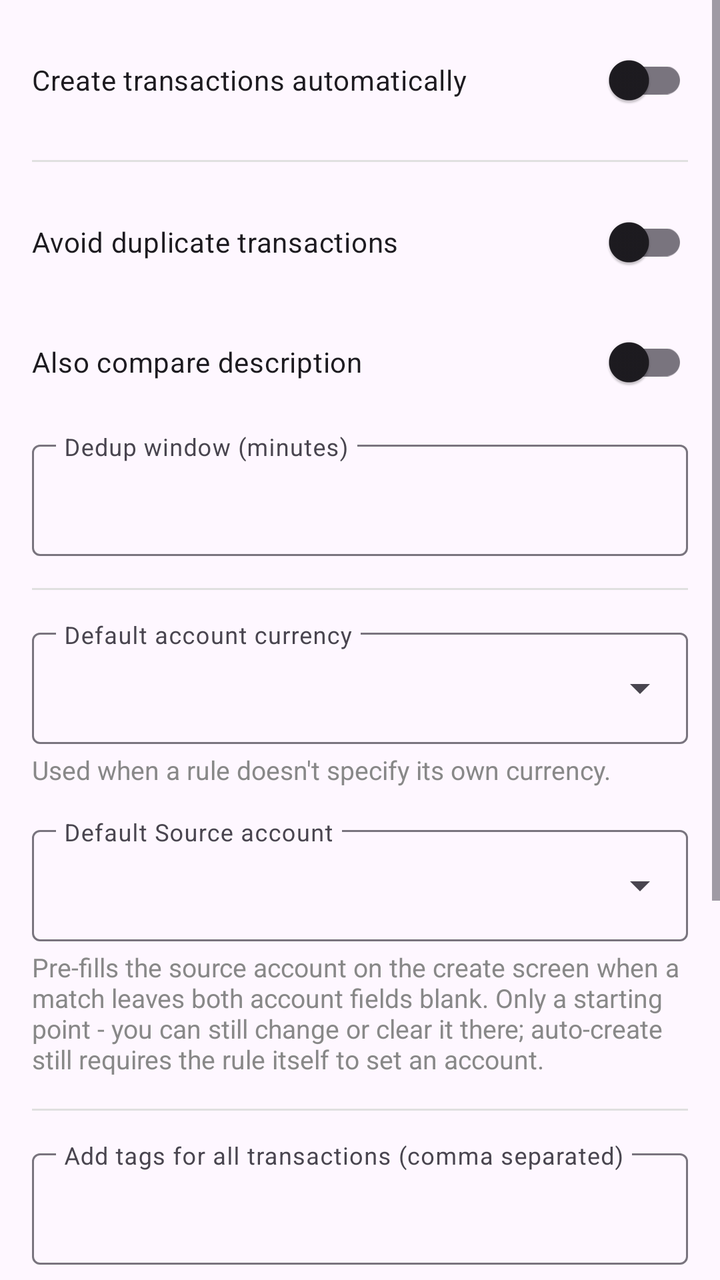
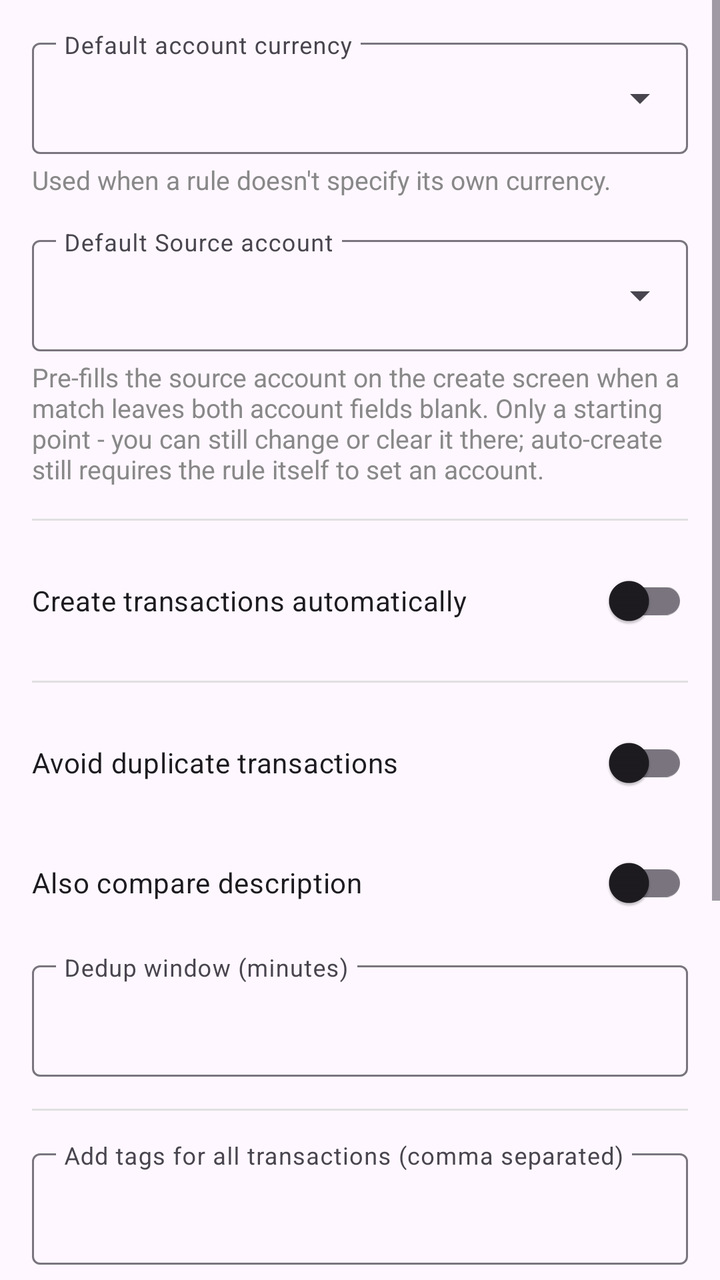

The first picture is an Android layout as it rendered before a commit; the second is the same layout after the commit. The layout source and the unified diff follow.
<!-- AndroidManifest.xml: application theme Theme.FfNotifyImporter -->
<!-- res/layout/fragment_transaction_creation.xml -->
<?xml version="1.0" encoding="utf-8"?>
<ScrollView xmlns:android="http://schemas.android.com/apk/res/android"
    xmlns:app="http://schemas.android.com/apk/res-auto"
    android:layout_width="match_parent"
    android:layout_height="match_parent">

    <LinearLayout
        android:layout_width="match_parent"
        android:layout_height="wrap_content"
        android:orientation="vertical"
        android:padding="16dp">

        <com.google.android.material.switchmaterial.SwitchMaterial
            android:id="@+id/autoCreateSwitch"
            android:layout_width="match_parent"
            android:layout_height="wrap_content"
            android:layout_marginBottom="16dp"
            android:text="@string/firefly_auto_create" />

        <View
            android:layout_width="match_parent"
            android:layout_height="1dp"
            android:layout_marginBottom="16dp"
            android:background="#E0E0E0" />

        <com.google.android.material.switchmaterial.SwitchMaterial
            android:id="@+id/dedupEnabledSwitch"
            android:layout_width="match_parent"
            android:layout_height="wrap_content"
            android:layout_marginBottom="12dp"
            android:text="@string/firefly_dedup_enabled" />

        <com.google.android.material.switchmaterial.SwitchMaterial
            android:id="@+id/dedupIncludeDescriptionSwitch"
            android:layout_width="match_parent"
            android:layout_height="wrap_content"
            android:layout_marginBottom="12dp"
            android:text="@string/firefly_dedup_include_description" />

        <com.google.android.material.textfield.TextInputLayout
            android:layout_width="match_parent"
            android:layout_height="wrap_content"
            android:layout_marginBottom="16dp"
            android:hint="@string/firefly_field_dedup_window"
            app:expandedHintEnabled="false">

            <com.google.android.material.textfield.TextInputEditText
                android:id="@+id/dedupWindowInput"
                android:layout_width="match_parent"
                android:layout_height="wrap_content"
                android:inputType="number" />

        </com.google.android.material.textfield.TextInputLayout>

        <View
            android:layout_width="match_parent"
            android:layout_height="1dp"
            android:layout_marginBottom="16dp"
            android:background="#E0E0E0" />

        <com.google.android.material.textfield.TextInputLayout
            android:id="@+id/defaultAccountCurrencyLayout"
            android:layout_width="match_parent"
            android:layout_height="wrap_content"
            android:layout_marginBottom="4dp"
            android:hint="@string/firefly_field_default_account_currency"
            app:expandedHintEnabled="false"
            app:endIconMode="custom"
            app:endIconDrawable="@drawable/ic_dropdown"
            app:endIconContentDescription="@string/rule_pick_currency">

            <com.google.android.material.textfield.TextInputEditText
                android:id="@+id/defaultAccountCurrencyInput"
                android:layout_width="match_parent"
                android:layout_height="wrap_content" />

        </com.google.android.material.textfield.TextInputLayout>

        <TextView
            android:layout_width="match_parent"
            android:layout_height="wrap_content"
            android:layout_marginBottom="16dp"
            android:text="@string/firefly_field_default_account_currency_hint"
            android:textColor="#888888"
            android:textSize="13sp" />

        <com.google.android.material.textfield.TextInputLayout
            android:id="@+id/defaultSourceAccountLayout"
            android:layout_width="match_parent"
            android:layout_height="wrap_content"
            android:layout_marginBottom="4dp"
            android:hint="@string/firefly_field_default_source_account"
            app:expandedHintEnabled="false"
            app:endIconMode="custom"
            app:endIconDrawable="@drawable/ic_dropdown"
            app:endIconContentDescription="@string/rule_pick_account">

            <com.google.android.material.textfield.TextInputEditText
                android:id="@+id/defaultSourceAccountInput"
                android:layout_width="match_parent"
                android:layout_height="wrap_content" />

        </com.google.android.material.textfield.TextInputLayout>

        <TextView
            android:layout_width="match_parent"
            android:layout_height="wrap_content"
            android:layout_marginBottom="16dp"
            android:text="@string/firefly_field_default_source_account_hint"
            android:textColor="#888888"
            android:textSize="13sp" />

        <View
            android:layout_width="match_parent"
            android:layout_height="1dp"
            android:layout_marginBottom="16dp"
            android:background="#E0E0E0" />

        <com.google.android.material.textfield.TextInputLayout
            android:layout_width="match_parent"
            android:layout_height="wrap_content"
            android:layout_marginBottom="4dp"
            android:hint="@string/firefly_field_all_transactions_tags"
            app:expandedHintEnabled="false">

            <com.google.android.material.textfield.TextInputEditText
                android:id="@+id/allTransactionsTagInput"
                android:layout_width="match_parent"
                android:layout_height="wrap_content" />

        </com.google.android.material.textfield.TextInputLayout>

        <TextView
            android:layout_width="match_parent"
            android:layout_height="wrap_content"
            android:layout_marginBottom="16dp"
            android:text="@string/firefly_field_all_transactions_tags_hint"
            android:textColor="#888888"
            android:textSize="13sp" />

        <com.google.android.material.textfield.TextInputLayout
            android:layout_width="match_parent"
            android:layout_height="wrap_content"
            android:layout_marginBottom="4dp"
            android:hint="@string/firefly_field_approx_tag"
            app:expandedHintEnabled="false">

            <com.google.android.material.textfield.TextInputEditText
                android:id="@+id/approxTagInput"
                android:layout_width="match_parent"
                android:layout_height="wrap_content" />

        </com.google.android.material.textfield.TextInputLayout>

        <TextView
            android:layout_width="match_parent"
            android:layout_height="wrap_content"
            android:layout_marginBottom="16dp"
            android:text="@string/firefly_field_approx_tag_hint"
            android:textColor="#888888"
            android:textSize="13sp" />

        <Button
            android:id="@+id/saveButton"
            android:layout_width="wrap_content"
            android:layout_height="wrap_content"
            android:layout_gravity="end"
            android:text="@string/action_save" />

    </LinearLayout>

</ScrollView>
<!-- resources referenced by this layout -->
<resources>
  <!-- drawable ic_dropdown (drawable) -->
  <?xml version="1.0" encoding="utf-8"?>
  <vector xmlns:android="http://schemas.android.com/apk/res/android"
      android:width="24dp"
      android:height="24dp"
      android:viewportWidth="24"
      android:viewportHeight="24"
      android:tint="?attr/colorOnSurfaceVariant">
      <path
          android:fillColor="#FF000000"
          android:pathData="M7,10l5,5 5,-5z" />
  </vector>
  <string name="action_save">Save</string>
  <string name="firefly_auto_create">Create transactions automatically</string>
  <string name="firefly_dedup_enabled">Avoid duplicate transactions</string>
  <string name="firefly_dedup_include_description">Also compare description</string>
  <string name="firefly_field_all_transactions_tags">Add tags for all transactions (comma separated)</string>
  <string name="firefly_field_all_transactions_tags_hint">e.g. firefly-importer, bank-import - added to every transaction this app creates, regardless of which rule matched</string>
  <string name="firefly_field_approx_tag">Approximate-conversion tag</string>
  <string name="firefly_field_approx_tag_hint">e.g. fx-approx - for transactions in a currency different from the account\'s own currency, applied when the amount had to be computed from a fetched exchange rate</string>
  <string name="firefly_field_dedup_window">Dedup window (minutes)</string>
  <string name="firefly_field_default_account_currency">Default account currency</string>
  <string name="firefly_field_default_account_currency_hint">Used when a rule doesn\'t specify its own currency.</string>
  <string name="firefly_field_default_source_account">Default Source account</string>
  <string name="firefly_field_default_source_account_hint">Pre-fills the source account on the create screen when a match leaves both account fields blank. Only a starting point - you can still change or clear it there; auto-create still requires the rule itself to set an account.</string>
  <string name="rule_pick_account">Pick account</string>
  <string name="rule_pick_currency">Pick currency</string>
  <style name="Theme.FfNotifyImporter" parent="Theme.Material3.DayNight.NoActionBar" />
</resources>

<!-- the commit's change to res/layout/fragment_transaction_creation.xml (unified diff, before → after) -->
@@ -9,54 +9,6 @@
         android:layout_height="wrap_content"
         android:orientation="vertical"
         android:padding="16dp">
-
-        <com.google.android.material.switchmaterial.SwitchMaterial
-            android:id="@+id/autoCreateSwitch"
-            android:layout_width="match_parent"
-            android:layout_height="wrap_content"
-            android:layout_marginBottom="16dp"
-            android:text="@string/firefly_auto_create" />
-
-        <View
-            android:layout_width="match_parent"
-            android:layout_height="1dp"
-            android:layout_marginBottom="16dp"
-            android:background="#E0E0E0" />
-
-        <com.google.android.material.switchmaterial.SwitchMaterial
-            android:id="@+id/dedupEnabledSwitch"
-            android:layout_width="match_parent"
-            android:layout_height="wrap_content"
-            android:layout_marginBottom="12dp"
-            android:text="@string/firefly_dedup_enabled" />
-
-        <com.google.android.material.switchmaterial.SwitchMaterial
-            android:id="@+id/dedupIncludeDescriptionSwitch"
-            android:layout_width="match_parent"
-            android:layout_height="wrap_content"
-            android:layout_marginBottom="12dp"
-            android:text="@string/firefly_dedup_include_description" />
-
-        <com.google.android.material.textfield.TextInputLayout
-            android:layout_width="match_parent"
-            android:layout_height="wrap_content"
-            android:layout_marginBottom="16dp"
-            android:hint="@string/firefly_field_dedup_window"
-            app:expandedHintEnabled="false">
-
-            <com.google.android.material.textfield.TextInputEditText
-                android:id="@+id/dedupWindowInput"
-                android:layout_width="match_parent"
-                android:layout_height="wrap_content"
-                android:inputType="number" />
-
-        </com.google.android.material.textfield.TextInputLayout>
-
-        <View
-            android:layout_width="match_parent"
-            android:layout_height="1dp"
-            android:layout_marginBottom="16dp"
-            android:background="#E0E0E0" />
 
         <com.google.android.material.textfield.TextInputLayout
             android:id="@+id/defaultAccountCurrencyLayout"
@@ -109,6 +61,54 @@
             android:text="@string/firefly_field_default_source_account_hint"
             android:textColor="#888888"
             android:textSize="13sp" />
+
+        <View
+            android:layout_width="match_parent"
+            android:layout_height="1dp"
+            android:layout_marginBottom="16dp"
+            android:background="#E0E0E0" />
+
+        <com.google.android.material.switchmaterial.SwitchMaterial
+            android:id="@+id/autoCreateSwitch"
+            android:layout_width="match_parent"
+            android:layout_height="wrap_content"
+            android:layout_marginBottom="16dp"
+            android:text="@string/firefly_auto_create" />
+
+        <View
+            android:layout_width="match_parent"
+            android:layout_height="1dp"
+            android:layout_marginBottom="16dp"
+            android:background="#E0E0E0" />
+
+        <com.google.android.material.switchmaterial.SwitchMaterial
+            android:id="@+id/dedupEnabledSwitch"
+            android:layout_width="match_parent"
+            android:layout_height="wrap_content"
+            android:layout_marginBottom="12dp"
+            android:text="@string/firefly_dedup_enabled" />
+
+        <com.google.android.material.switchmaterial.SwitchMaterial
+            android:id="@+id/dedupIncludeDescriptionSwitch"
+            android:layout_width="match_parent"
+            android:layout_height="wrap_content"
+            android:layout_marginBottom="12dp"
+            android:text="@string/firefly_dedup_include_description" />
+
+        <com.google.android.material.textfield.TextInputLayout
+            android:layout_width="match_parent"
+            android:layout_height="wrap_content"
+            android:layout_marginBottom="16dp"
+            android:hint="@string/firefly_field_dedup_window"
+            app:expandedHintEnabled="false">
+
+            <com.google.android.material.textfield.TextInputEditText
+                android:id="@+id/dedupWindowInput"
+                android:layout_width="match_parent"
+                android:layout_height="wrap_content"
+                android:inputType="number" />
+
+        </com.google.android.material.textfield.TextInputLayout>
 
         <View
             android:layout_width="match_parent"
